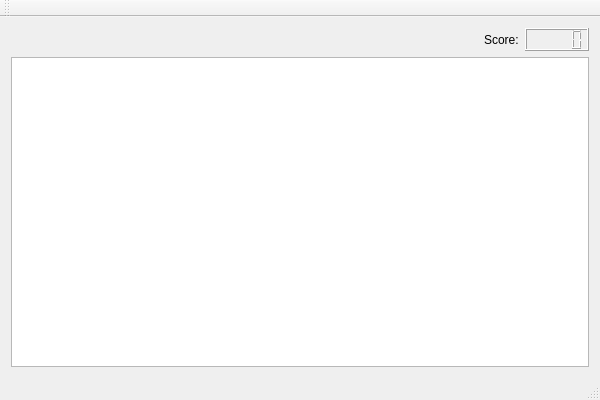
Above: Pong/mainwindow.ui from furkanyildiz/Data_Glass_Project_Bil396 before the change. Below: the same form after it.
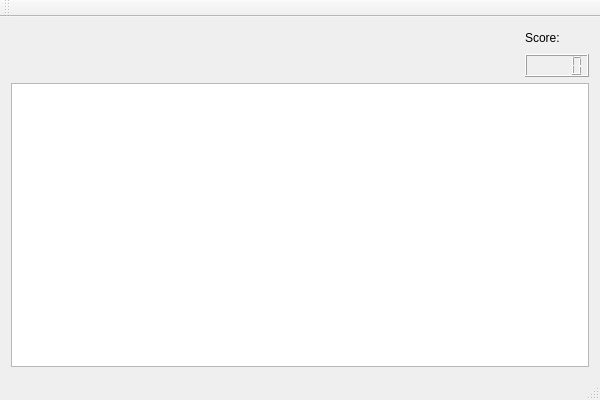
That is the form after the change.

```diff
--- a/Pong/mainwindow.ui
+++ b/Pong/mainwindow.ui
@@ -15,7 +15,20 @@
   </property>
   <widget class="QWidget" name="centralWidget">
    <layout class="QGridLayout" name="gridLayout">
-    <item row="0" column="0">
+    <item row="1" column="2">
+     <widget class="QLCDNumber" name="lcdNumber"/>
+    </item>
+    <item row="2" column="0" colspan="3">
+     <widget class="QGraphicsView" name="boardView"/>
+    </item>
+    <item row="0" column="2">
+     <widget class="QLabel" name="label">
+      <property name="text">
+       <string>Score:</string>
+      </property>
+     </widget>
+    </item>
+    <item row="0" column="1">
      <spacer name="horizontalSpacer">
       <property name="orientation">
        <enum>Qt::Horizontal</enum>
@@ -28,19 +41,6 @@
       </property>
      </spacer>
     </item>
-    <item row="0" column="1">
-     <widget class="QLabel" name="label">
-      <property name="text">
-       <string>Score:</string>
-      </property>
-     </widget>
-    </item>
-    <item row="0" column="2">
-     <widget class="QLCDNumber" name="lcdNumber"/>
-    </item>
-    <item row="1" column="0" colspan="3">
-     <widget class="QGraphicsView" name="boardView"/>
-    </item>
    </layout>
   </widget>
   <widget class="QMenuBar" name="menuBar">
```
Left out of the diff: 2 changed lines with no effect on the pictures.
